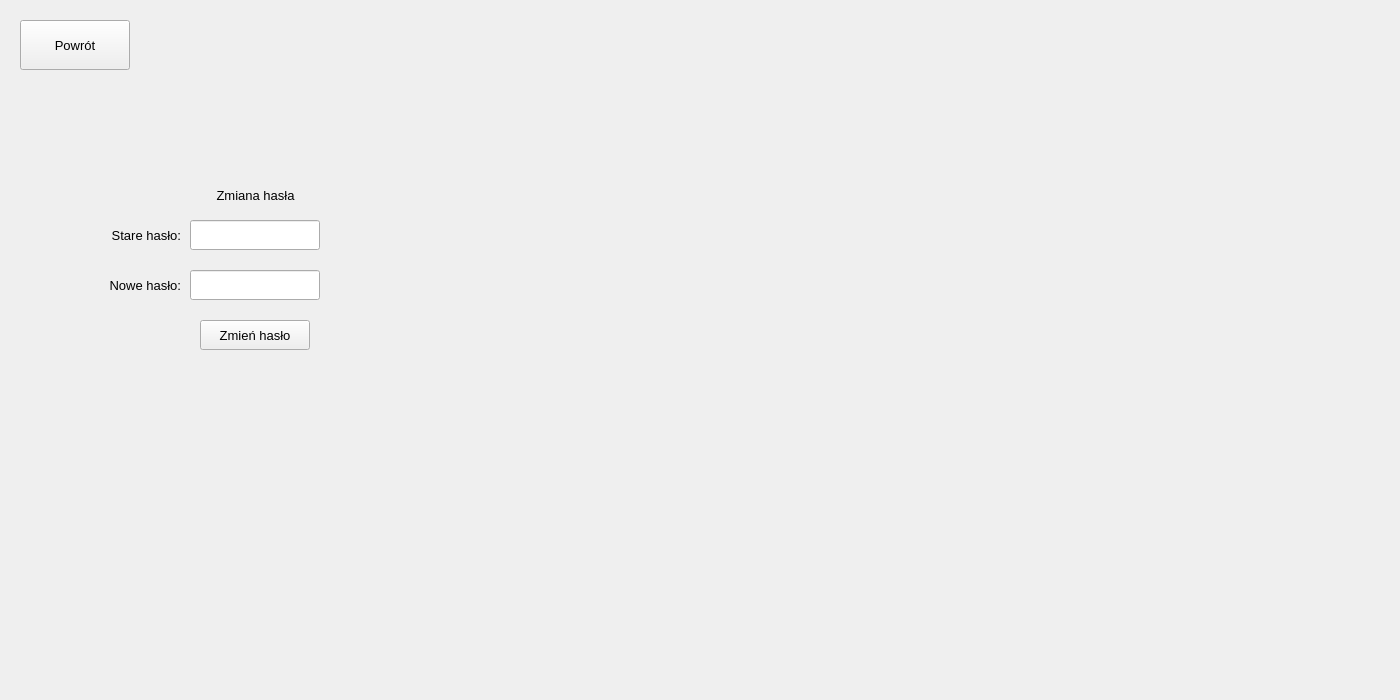
The window that widget.ui (damman96/OnlineBankingSimulator) describes before a commit, drawn with Qt 5.
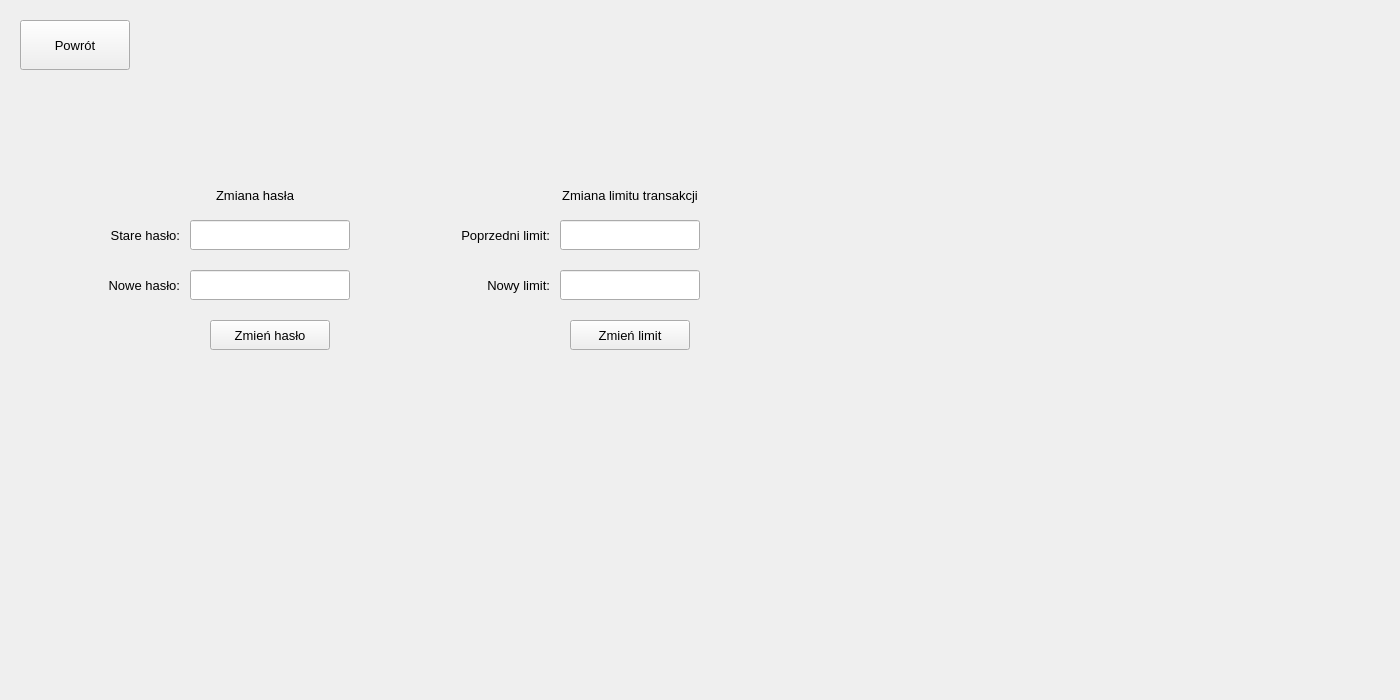
The same window after the commit. The open tabs and pages were chosen to show the change.

Commit message: add change change of the transaction limit

```diff
--- a/widget.ui
+++ b/widget.ui
@@ -335,7 +335,7 @@
       <rect>
        <x>190</x>
        <y>220</y>
-       <width>130</width>
+       <width>160</width>
        <height>30</height>
       </rect>
      </property>
@@ -351,7 +351,7 @@
       <rect>
        <x>190</x>
        <y>270</y>
-       <width>130</width>
+       <width>160</width>
        <height>30</height>
       </rect>
      </property>
@@ -367,7 +367,7 @@
       <rect>
        <x>190</x>
        <y>180</y>
-       <width>131</width>
+       <width>130</width>
        <height>30</height>
       </rect>
      </property>
@@ -394,9 +394,9 @@
     <widget class="QPushButton" name="passwordChangeButton">
      <property name="geometry">
       <rect>
-       <x>200</x>
+       <x>210</x>
        <y>320</y>
-       <width>110</width>
+       <width>120</width>
        <height>30</height>
       </rect>
      </property>
@@ -407,9 +407,9 @@
     <widget class="QLabel" name="oldPasswordLabel">
      <property name="geometry">
       <rect>
-       <x>50</x>
+       <x>80</x>
        <y>220</y>
-       <width>131</width>
+       <width>100</width>
        <height>30</height>
       </rect>
      </property>
@@ -423,9 +423,9 @@
     <widget class="QLabel" name="passwordChangeLabel_3">
      <property name="geometry">
       <rect>
-       <x>50</x>
+       <x>80</x>
        <y>270</y>
-       <width>131</width>
+       <width>100</width>
        <height>30</height>
       </rect>
      </property>
@@ -439,9 +439,106 @@
     <widget class="QLabel" name="passwordStatusLabel">
      <property name="geometry">
       <rect>
-       <x>100</x>
+       <x>90</x>
        <y>370</y>
-       <width>300</width>
+       <width>360</width>
+       <height>30</height>
+      </rect>
+     </property>
+     <property name="text">
+      <string/>
+     </property>
+     <property name="alignment">
+      <set>Qt::AlignCenter</set>
+     </property>
+    </widget>
+    <widget class="QLabel" name="transactionsLimitLabel">
+     <property name="geometry">
+      <rect>
+       <x>550</x>
+       <y>180</y>
+       <width>160</width>
+       <height>30</height>
+      </rect>
+     </property>
+     <property name="text">
+      <string>Zmiana limitu transakcji</string>
+     </property>
+     <property name="alignment">
+      <set>Qt::AlignCenter</set>
+     </property>
+    </widget>
+    <widget class="QLineEdit" name="oldTransactionLimitEdit">
+     <property name="geometry">
+      <rect>
+       <x>560</x>
+       <y>220</y>
+       <width>140</width>
+       <height>30</height>
+      </rect>
+     </property>
+    </widget>
+    <widget class="QLineEdit" name="newTransactionLimitEdit">
+     <property name="geometry">
+      <rect>
+       <x>560</x>
+       <y>270</y>
+       <width>140</width>
+       <height>30</height>
+      </rect>
+     </property>
+    </widget>
+    <widget class="QLabel" name="oldLimitLabel">
+     <property name="geometry">
+      <rect>
+       <x>430</x>
+       <y>220</y>
+       <width>120</width>
+       <height>30</height>
+      </rect>
+     </property>
+     <property name="text">
+      <string>Poprzedni limit:</string>
+     </property>
+     <property name="alignment">
+      <set>Qt::AlignRight|Qt::AlignTrailing|Qt::AlignVCenter</set>
+     </property>
+    </widget>
+    <widget class="QLabel" name="newLimitLabel">
+     <property name="geometry">
+      <rect>
+       <x>430</x>
+       <y>270</y>
+       <width>120</width>
+       <height>30</height>
+      </rect>
+     </property>
+     <property name="text">
+      <string>Nowy limit:</string>
+     </property>
+     <property name="alignment">
+      <set>Qt::AlignRight|Qt::AlignTrailing|Qt::AlignVCenter</set>
+     </property>
+    </widget>
+    <widget class="QPushButton" name="limitChangeButton">
+     <property name="geometry">
+      <rect>
+       <x>570</x>
+       <y>320</y>
+       <width>120</width>
+       <height>30</height>
+      </rect>
+     </property>
+     <property name="text">
+      <string>Zmień limit</string>
+     </property>
+    </widget>
+    <widget class="QLabel" name="transactionsStatusLabel">
+     <property name="geometry">
+      <rect>
+       <x>450</x>
+       <y>370</y>
+       <width>360</width>
        <height>30</height>
       </rect>
      </property>
```
The commit also changes 6 other files.
